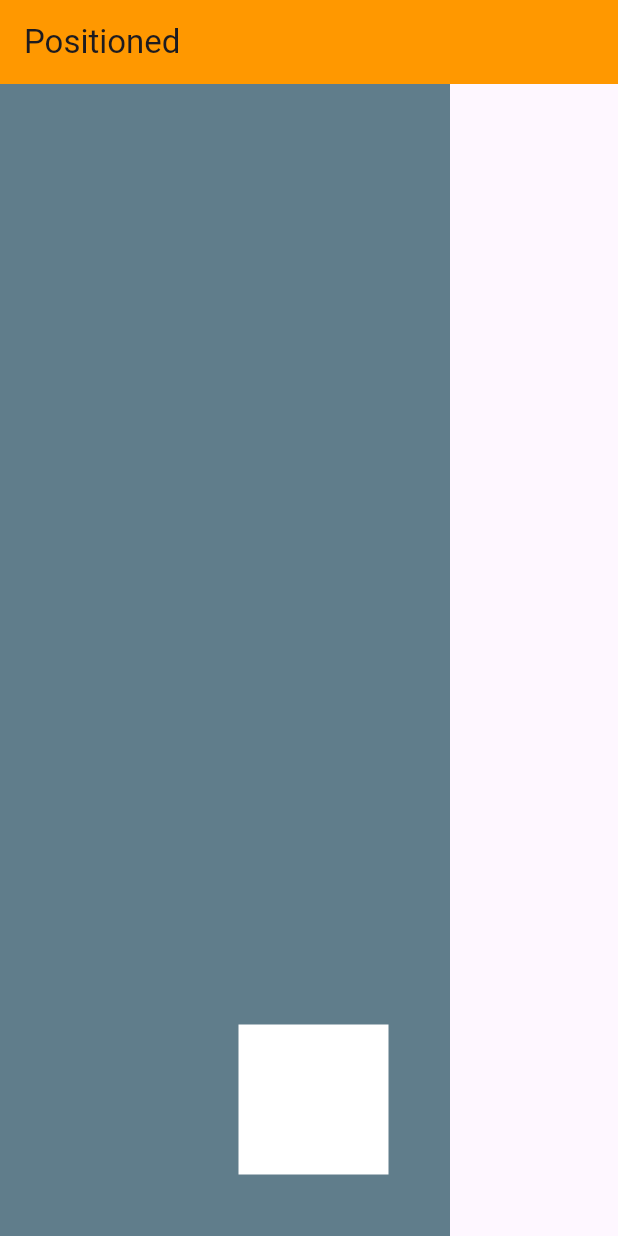
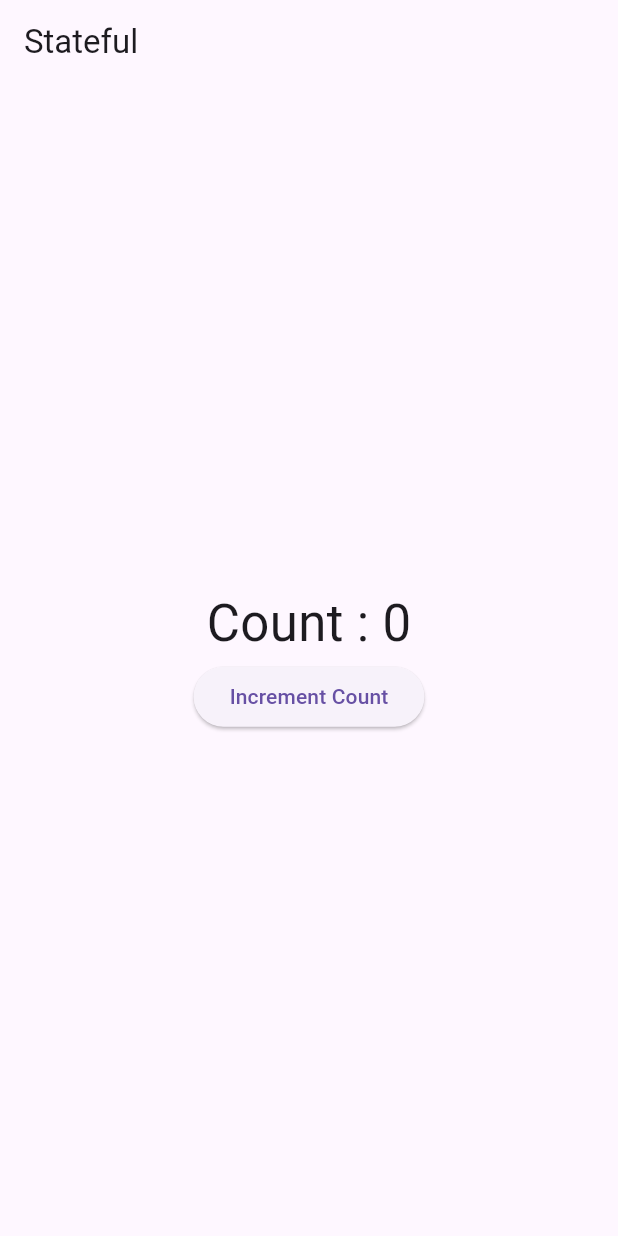
Before and after one commit to UdhavNegi/Flutter-Tutorials, a Flutter app: the screen it shows after launch, on a phone screen of 412 x 824 dp. Run offline on Flutter 3.47's test engine with Material 3 defaults, Android fonts, the phone set to English and light mode, and no system bars; our stand-ins replace font_awesome_flutter.

Commit message:
flutter stateless and stateful widgets completed

```diff
--- a/lib/main.dart
+++ b/lib/main.dart
@@ -39,48 +39,43 @@ class MyApp extends StatelessWidget {
                   fontSize: 11,
                   fontWeight: FontWeight.w500,
                   color: Colors.orange))),
-                home: const MyHomePage(title: 'Flutter Demo Home Page'),
+                home: MyHomePage(),
     );
   }
 }
 
-class MyHomePage extends StatefulWidget {
-  const MyHomePage({super.key, required this.title});
-
-  final String title;
-
+class MyHomePage extends StatefulWidget{
   @override
-  State<MyHomePage> createState() => _MyHomePageState();
+  State<StatefulWidget> createState()
+  {
+    return MyHomeState();
+  }
 }
 
-// This is the homepage for our flutter app
-class _MyHomePageState extends State<MyHomePage> {
+class MyHomeState extends State<MyHomePage>{
+  var count = 0;
   @override
   Widget build(BuildContext context) {
     return Scaffold(
-        appBar: AppBar(
-          backgroundColor: Colors.orange,
-          title: Text('Positioned '),
-        ),
-        body: Container(
-          // width :double.infinity,
-          // height : double.infinity,
-          width : 300,
-          color : Colors.blueGrey,
-          child : Stack(
-            children: [
-              Positioned(
-                bottom: 41,
-                right: 41,
-                child: Container(
-                  width : 100,
-                  height : 100,
-                  color : Colors.white
-                ),
-              ),
-            ],
-            )
+      appBar : AppBar(
+        title : Text('Stateful'),
+      ),
+
+      body : Center(
+        child : Column(
+          mainAxisAlignment: MainAxisAlignment.center,
+          children: [
+            Text('Count : $count', style : TextStyle(fontSize: 34)),
+            ElevatedButton(onPressed: (){
+              setState(() {
+                count++;
+              });
+              print('count is $count');
+            }, child: Text('Increment Count'))
+          ],
         )
+      )
     );
   }
+
 }
```
